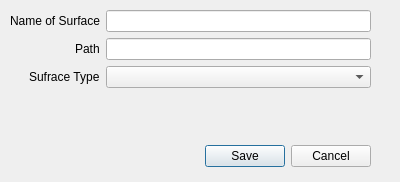
Qt form src/ui/ript_export_elevation_surface.ui (Riverscapes/QRiS) before a commit.
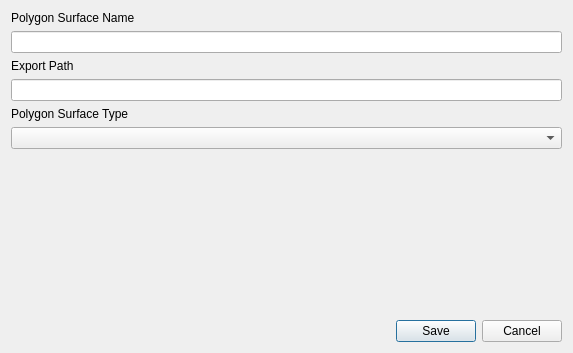
The same form after that commit.

Commit message: 'Some basic GUI formatting'

```diff
--- a/src/ui/ript_export_elevation_surface.ui
+++ b/src/ui/ript_export_elevation_surface.ui
@@ -6,78 +6,72 @@
    <rect>
     <x>0</x>
     <y>0</y>
-    <width>400</width>
-    <height>182</height>
+    <width>573</width>
+    <height>353</height>
    </rect>
   </property>
   <property name="windowTitle">
    <string>Export Elevation Surface</string>
   </property>
-  <widget class="QDialogButtonBox" name="buttonBox">
-   <property name="geometry">
-    <rect>
-     <x>30</x>
-     <y>140</y>
-     <width>341</width>
-     <height>32</height>
-    </rect>
-   </property>
-   <property name="orientation">
-    <enum>Qt::Horizontal</enum>
-   </property>
-   <property name="standardButtons">
-    <set>QDialogButtonBox::Cancel|QDialogButtonBox::Save</set>
-   </property>
-  </widget>
-  <widget class="QWidget" name="formLayoutWidget">
-   <property name="geometry">
-    <rect>
-     <x>10</x>
-     <y>10</y>
-     <width>361</width>
-     <height>121</height>
-    </rect>
-   </property>
-   <layout class="QFormLayout" name="formLayout">
-    <property name="labelAlignment">
-     <set>Qt::AlignRight|Qt::AlignTrailing|Qt::AlignVCenter</set>
-    </property>
-    <item row="0" column="1">
-     <widget class="QLineEdit" name="txtSurfaceName"/>
-    </item>
-    <item row="0" column="0">
+  <layout class="QVBoxLayout" name="verticalLayout">
+   <item>
      <widget class="QLabel" name="label">
       <property name="text">
-       <string>Name of Surface</string>
+      <string>Polygon Surface Name</string>
       </property>
      </widget>
     </item>
-    <item row="1" column="1">
+   <item>
+    <widget class="QLineEdit" name="txtSurfaceName"/>
+   </item>
+   <item>
+    <widget class="QLabel" name="label_2">
+     <property name="text">
+      <string>Export Path</string>
+     </property>
+    </widget>
+   </item>
+   <item>
      <widget class="QLineEdit" name="txtSurfacePath">
       <property name="readOnly">
        <bool>true</bool>
       </property>
      </widget>
     </item>
-    <item row="1" column="0">
-     <widget class="QLabel" name="label_2">
-      <property name="text">
-       <string>Path</string>
-      </property>
-     </widget>
-    </item>
-    <item row="2" column="1">
-     <widget class="QComboBox" name="cboSurfaceType"/>
-    </item>
-    <item row="2" column="0">
+   <item>
      <widget class="QLabel" name="label_3">
       <property name="text">
-       <string>Sufrace Type</string>
+      <string>Polygon Surface Type</string>
+     </property>
+    </widget>
+   </item>
+   <item>
+    <widget class="QComboBox" name="cboSurfaceType"/>
+   </item>
+   <item>
+    <spacer name="verticalSpacer">
+     <property name="orientation">
+      <enum>Qt::Vertical</enum>
+     </property>
+     <property name="sizeHint" stdset="0">
+      <size>
+       <width>20</width>
+       <height>40</height>
+      </size>
+     </property>
+    </spacer>
+   </item>
+   <item>
+    <widget class="QDialogButtonBox" name="buttonBox">
+     <property name="orientation">
+      <enum>Qt::Horizontal</enum>
+     </property>
+     <property name="standardButtons">
+      <set>QDialogButtonBox::Cancel|QDialogButtonBox::Save</set>
       </property>
      </widget>
     </item>
    </layout>
-  </widget>
  </widget>
  <resources/>
  <connections>
```
Lines whose indentation alone changed are shown as unchanged. The commit also changes 7 other files.
